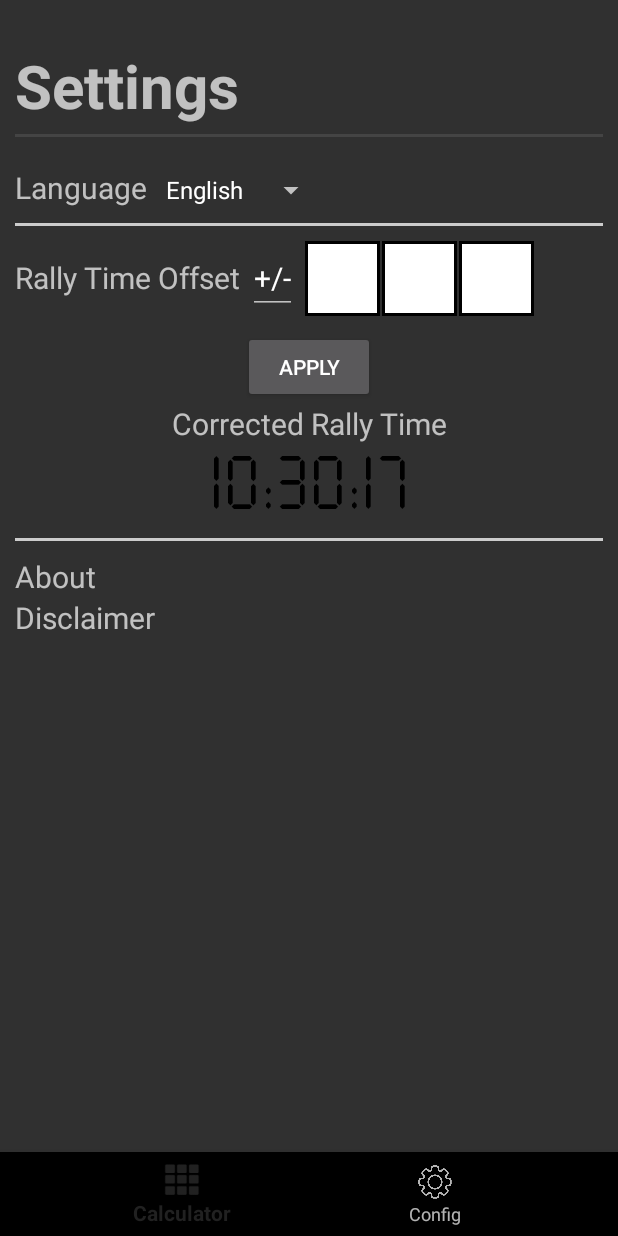
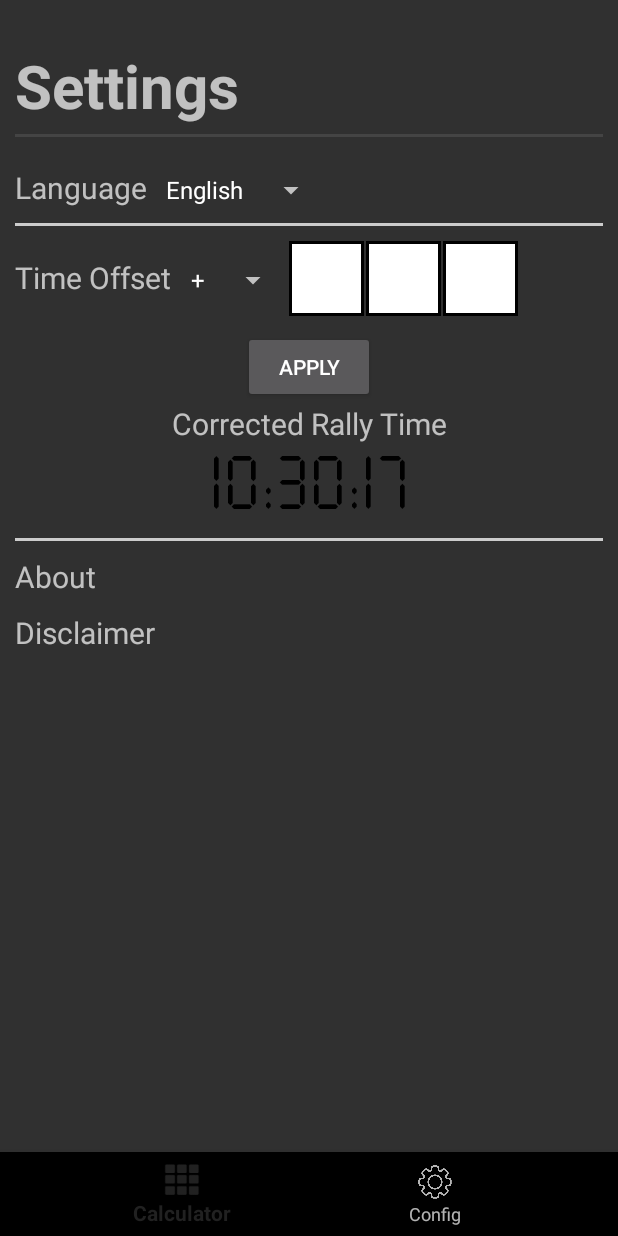
Before and after one commit to Menkaura81/Rally_Codriver_Calculator, an Android app: the ConfigFragment screen opened through its navigation route, on a phone screen of 412 x 824 dp. Run offline under Robolectric (Android 15) with nearby library versions, the phone set to English and light mode, and no system bars; our stand-ins replace navigation-ui.

Commit message:
primera version suma/resta de tiempos

```diff
--- a/app/src/main/java/com/menkaura/rallycalculator/CalcFragment.java
+++ b/app/src/main/java/com/menkaura/rallycalculator/CalcFragment.java
@@ -324,8 +324,12 @@ public class CalcFragment extends Fragment {
         }
         // Obtener la hora actual
         Date now = new Date();
-        // Aplicar el offset a la hora actual
-        Date offsetHour = new Date(now.getTime() + viewModel.hOffset * 3600_000L + viewModel.mOffset * 60_000L + viewModel.sOffset * 1000L);
+        Date offsetHour;
+        if (viewModel.offsetSign.equals("+")){
+            offsetHour = new Date(now.getTime() + viewModel.hOffset * 3600_000L + viewModel.mOffset * 60_000L + viewModel.sOffset * 1000L);
+        } else {
+            offsetHour = new Date(now.getTime() - viewModel.hOffset * 3600_000L - viewModel.mOffset * 60_000L - viewModel.sOffset * 1000L);
+        }
         // Formatear la hora
         SimpleDateFormat sdf = new SimpleDateFormat("HH:mm:ss", Locale.getDefault());
         String horaFormateada = sdf.format(offsetHour);
--- a/app/src/main/java/com/menkaura/rallycalculator/ConfigFragment.java
+++ b/app/src/main/java/com/menkaura/rallycalculator/ConfigFragment.java
@@ -47,6 +47,8 @@ public class ConfigFragment extends Fragment {
     private EditText minutesOffset;
     private EditText secondsOffset;
 
+    String offsetSign = "+";
+
 
     /**
      * Metodo que crea la vista del fragmento
@@ -80,6 +82,14 @@ public class ConfigFragment extends Fragment {
         adapter.setDropDownViewResource(android.R.layout.simple_spinner_item);
         spinnerLanguages.setAdapter(adapter);
 
+
+        // Configurar el spinner de offset
+        Spinner spinnerOffset=view.findViewById(R.id.spinner_time);
+        ArrayAdapter<CharSequence>adapter2= ArrayAdapter.createFromResource(getContext(), R.array.offset, android.R.layout.simple_spinner_item);
+        adapter2.setDropDownViewResource(android.R.layout.simple_spinner_item);
+        spinnerOffset.setAdapter(adapter2);
+
+
         prefs = requireActivity().getSharedPreferences("Settings", Context.MODE_PRIVATE);
         // Establece selección según idioma actual
         String lang = prefs.getString("My_Lang", "");
@@ -111,6 +121,25 @@ public class ConfigFragment extends Fragment {
                 String currentLang = prefs.getString("My_Lang", "");
                 if (!currentLang.equals(selectedLang)) {
                     setLocale(selectedLang);
+                }
+            }
+
+            @Override
+            public void onNothingSelected(AdapterView<?> parent) {
+            }
+        });
+
+
+        spinnerOffset.setOnItemSelectedListener(new AdapterView.OnItemSelectedListener() {
+            @Override
+            public void onItemSelected(AdapterView<?> parent, View v, int position, long id) {
+                switch (position) {
+                    case 0:
+                        viewModel.offsetSign = "+";
+                        break;
+                    case 1:
+                        viewModel.offsetSign = "-";
+                        break;
                 }
             }
 
@@ -227,7 +256,13 @@ public class ConfigFragment extends Fragment {
         // Obtener la hora actual
         Date now = new Date();
         // Aplicar el offset a la hora actual
-        Date offsetHour = new Date(now.getTime() + viewModel.hOffset * 3600_000L + viewModel.mOffset * 60_000L + viewModel.sOffset * 1000L);
+        Date offsetHour;
+        if (viewModel.offsetSign.equals("+")){
+            offsetHour = new Date(now.getTime() + viewModel.hOffset * 3600_000L + viewModel.mOffset * 60_000L + viewModel.sOffset * 1000L);
+        } else {
+            offsetHour = new Date(now.getTime() - viewModel.hOffset * 3600_000L - viewModel.mOffset * 60_000L - viewModel.sOffset * 1000L);
+        }
+
         // Formatear la hora
         SimpleDateFormat sdf = new SimpleDateFormat("HH:mm:ss", Locale.getDefault());
         String horaFormateada = sdf.format(offsetHour);
--- a/app/src/main/java/com/menkaura/rallycalculator/RallyViewModel.java
+++ b/app/src/main/java/com/menkaura/rallycalculator/RallyViewModel.java
@@ -11,6 +11,7 @@ public class RallyViewModel extends ViewModel {
     public String horasATC = "";
     public String minutosATC = "";
     // Rally Time offset
+    public String offsetSign = "+";
     public int hOffset = 0;
     public int mOffset = 0;
     public int sOffset = 0;
--- a/app/src/main/res/layout/fragment_calc.xml
+++ b/app/src/main/res/layout/fragment_calc.xml
@@ -260,7 +260,7 @@
             android:layout_height="wrap_content"
             android:orientation="horizontal"
             android:gravity="center"
-            android:layout_marginBottom="120dp">
+            android:layout_marginBottom="60dp">
 
             <Button
                 android:id="@+id/botonInicio"
--- a/app/src/main/res/layout/fragment_config.xml
+++ b/app/src/main/res/layout/fragment_config.xml
@@ -65,12 +65,19 @@
             android:text="@string/rally_time_offset"
             android:layout_marginRight="5dp"/>
 
+        <!--
         <EditText
             android:layout_width="wrap_content"
             android:layout_height="wrap_content"
             android:textSize="20sp"
             android:text="+/-"
             android:layout_marginRight="5dp"/>
+        -->
+        <Spinner
+            android:id="@+id/spinner_time"
+            android:layout_width="wrap_content"
+            android:layout_height="wrap_content"
+            android:ems="1"/>
 
         <EditText
             android:id="@+id/offSetHours"
@@ -152,7 +159,8 @@
         android:layout_width="match_parent"
         android:layout_height="wrap_content"
         android:text="@string/about"
-        android:textSize="20sp"/>
+        android:textSize="20sp"
+        android:layout_marginBottom="10dp"/>
 
     <!-- SEXTA FILA - Disclaimer -->
     <TextView
--- a/app/src/main/res/values/strings.xml
+++ b/app/src/main/res/values/strings.xml
@@ -11,7 +11,7 @@
     <string name="atc_not_defined">ATC not defined</string>
     <string name="settings">Settings</string>
     <string name="language">Language</string>
-    <string name="rally_time_offset">Rally Time Offset</string>
+    <string name="rally_time_offset">Time Offset</string>
     <string name="corrected_rally_time">Corrected Rally Time</string>
     <string name="seconds">S</string>
     <string name="apply">Apply</string>
@@ -39,4 +39,9 @@ By using this application, you acknowledge and agree to assume full responsibili
         <item>Spanish</item>
         <item>French</item>
     </string-array>
+
+    <string-array name="offset">
+        <item>+</item>
+        <item>-</item>
+    </string-array>
 </resources>
```
Also changed, not shown: 2 other files.
